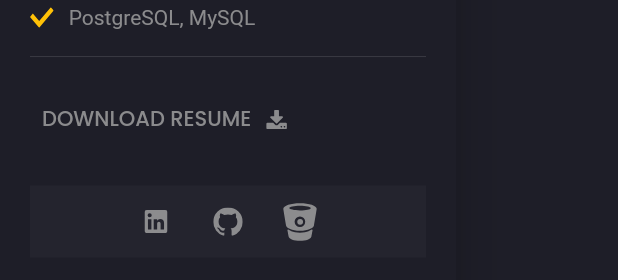
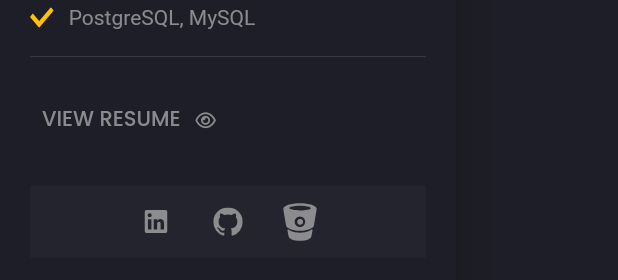
Before and after one commit to shellking4/my_portfolio, a Flutter app: the SideMenu widget shown alone on an empty page, opened directly, scrolled down 629 dp, on a phone screen of 412 x 824 dp. Shown: the part 949-1229 px from the top of the screen. Run offline on Flutter 3.47's test engine with Material 2 defaults, Android fonts, the phone set to English and light mode, and no system bars; our stand-ins replace animated_text_kit, flutter_svg, font_awesome_flutter, google_fonts; missing offline and left inert: dart:html.

Commit message:
committed some changes

```diff
--- a/lib/components/side_menu.dart
+++ b/lib/components/side_menu.dart
@@ -2,6 +2,7 @@
 
 import 'package:flutter/material.dart';
 import 'package:flutter_svg/flutter_svg.dart';
+import 'package:font_awesome_flutter/font_awesome_flutter.dart';
 import 'package:my_portfolio/components/area_info.dart';
 import 'package:my_portfolio/components/coding.dart';
 import 'package:my_portfolio/components/knowledges.dart';
@@ -48,14 +49,22 @@ class SideMenu extends StatelessWidget {
                   },
                   child: Row(
                     children: [
-                      Text("DOWNLOAD RESUME",
+                      Text("VIEW RESUME",
                           style: TextStyle(
                               color: Theme.of(context)
                                   .textTheme
                                   .bodyText1!
                                   .color)),
                       SizedBox(width: defaultPadding / 2),
-                      SvgPicture.asset("assets/icons/download.svg")
+                      Icon(
+                        FontAwesomeIcons.eye,
+                        color: Theme.of(context)
+                          .textTheme
+                          .bodyText1!
+                          .color,
+                        size: 12,
+                      )
+                      // SvgPicture.asset("assets/icons/download.svg")
                     ],
                   )),
               Container(
```
